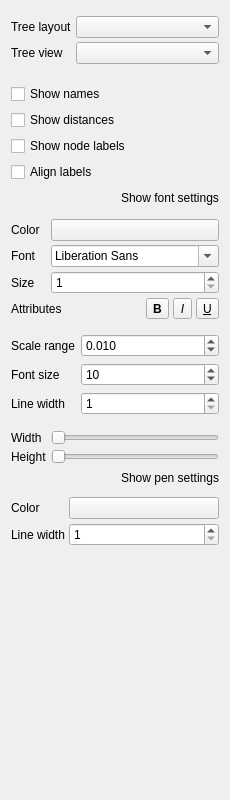
violethaze74/ugene, file src/corelibs/U2View/src/ov_msa/phy_tree_tab/TreeOptionsWidget.ui: the form before one commit.
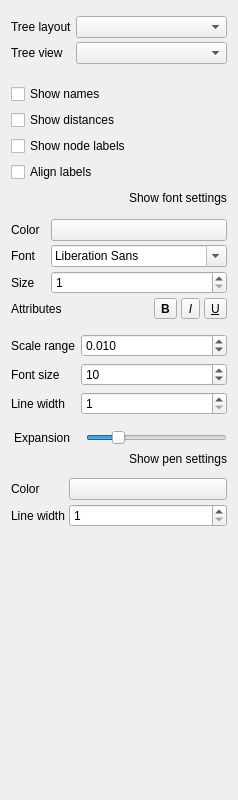
The form after the commit.

Commit message:
UGENE-7679. Rework rectangular tree aspect ratio UI & code (#950)
* Rework aspect ratio of branch depth in phy-tree

* Fix GUI tests

```diff
--- a/src/corelibs/U2View/src/ov_msa/phy_tree_tab/TreeOptionsWidget.ui
+++ b/src/corelibs/U2View/src/ov_msa/phy_tree_tab/TreeOptionsWidget.ui
@@ -9,7 +9,7 @@
    <rect>
     <x>0</x>
     <y>0</y>
-    <width>230</width>
+    <width>238</width>
     <height>800</height>
    </rect>
   </property>
@@ -67,9 +67,6 @@
             <verstretch>0</verstretch>
            </sizepolicy>
           </property>
-          <property name="sizeAdjustPolicy">
-           <enum>QComboBox::AdjustToMinimumContentsLength</enum>
-          </property>
          </widget>
         </item>
         <item row="1" column="0">
@@ -80,11 +77,7 @@
          </widget>
         </item>
         <item row="1" column="1">
-         <widget class="QComboBox" name="treeViewCombo">
-          <property name="sizeAdjustPolicy">
-           <enum>QComboBox::AdjustToMinimumContentsLength</enum>
-          </property>
-         </widget>
+         <widget class="QComboBox" name="treeViewCombo"/>
         </item>
        </layout>
       </item>
@@ -280,7 +273,6 @@
               <widget class="QToolButton" name="boldAttrButton">
                <property name="font">
                 <font>
-                 <weight>75</weight>
                  <bold>true</bold>
                 </font>
                </property>
@@ -305,7 +297,6 @@
               <widget class="QToolButton" name="underlineAttrButton">
                <property name="font">
                 <font>
-                 <weight>50</weight>
                  <italic>false</italic>
                  <bold>false</bold>
                  <underline>true</underline>
@@ -449,40 +440,38 @@
         <item row="0" column="1">
          <widget class="QSlider" name="widthSlider">
           <property name="minimum">
-           <number>10</number>
+           <number>50</number>
           </property>
           <property name="maximum">
+           <number>300</number>
+          </property>
+          <property name="pageStep">
            <number>50</number>
           </property>
+          <property name="sliderPosition">
+           <number>100</number>
+          </property>
           <property name="orientation">
            <enum>Qt::Horizontal</enum>
           </property>
+          <property name="invertedAppearance">
+           <bool>false</bool>
+          </property>
+          <property name="tickPosition">
+           <enum>QSlider::NoTicks</enum>
+          </property>
+          <property name="tickInterval">
+           <number>3</number>
+          </property>
          </widget>
         </item>
         <item row="0" column="0">
-         <widget class="QLabel" name="lblWidthSlider">
-          <property name="text">
-           <string>Width</string>
+         <widget class="QLabel" name="breadthScaleAdjustmentLabel">
+          <property name="styleSheet">
+           <string notr="true">margin-right: 5px</string>
           </property>
-         </widget>
-        </item>
-        <item row="1" column="0">
-         <widget class="QLabel" name="lblHeightSlider">
           <property name="text">
-           <string>Height</string>
-          </property>
-         </widget>
-        </item>
-        <item row="1" column="1">
-         <widget class="QSlider" name="heightSlider">
-          <property name="minimum">
-           <number>1</number>
-          </property>
-          <property name="maximum">
-           <number>20</number>
-          </property>
-          <property name="orientation">
-           <enum>Qt::Horizontal</enum>
+           <string>Expansion </string>
           </property>
          </widget>
         </item>
```
Left out of the diff: 4 changed lines with no effect on the pictures. The commit also changes 12 other files.
